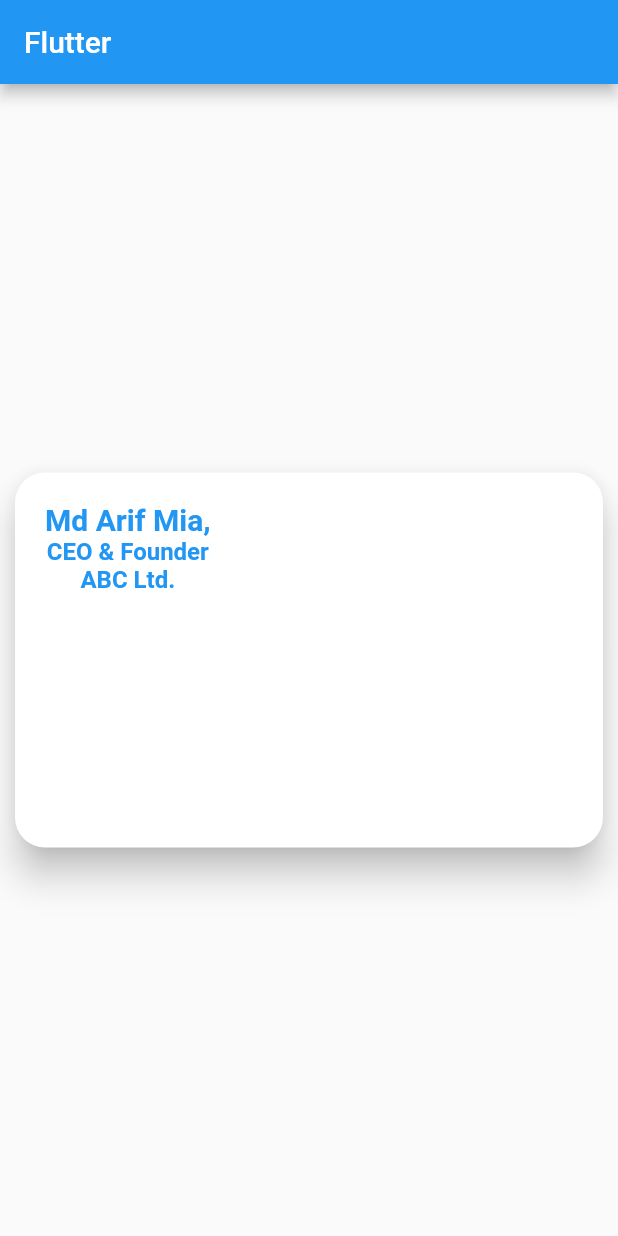
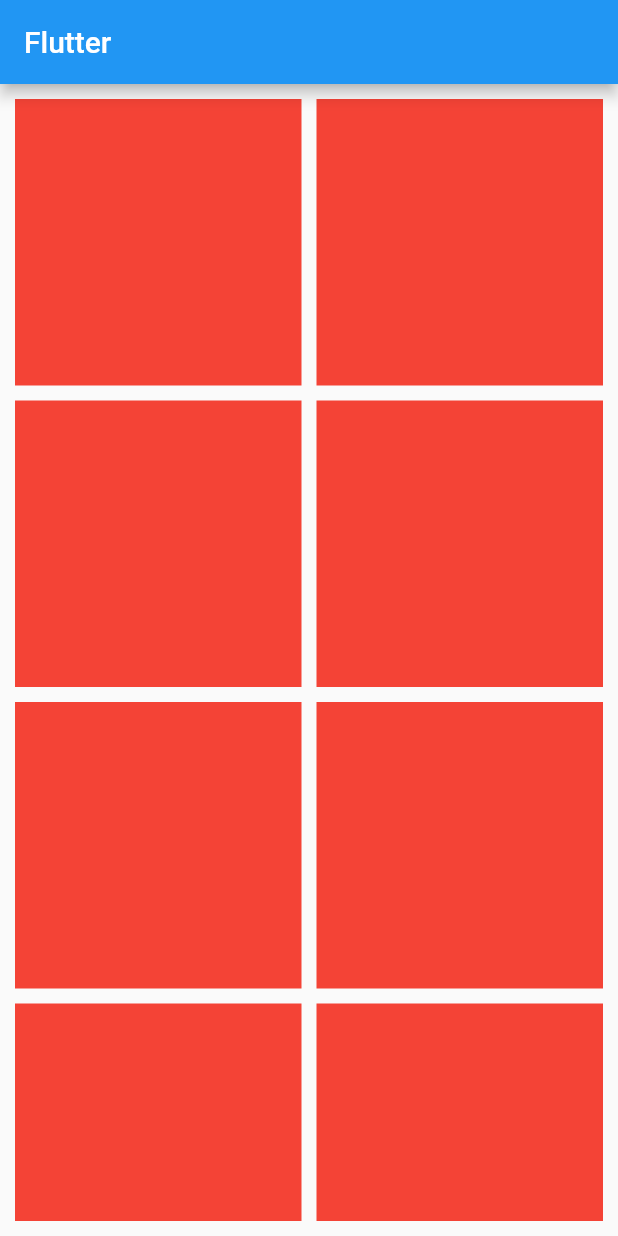
Before and after one commit to arifmia1129/flutter-widget, a Flutter app: the screen it shows after launch, on a phone screen of 412 x 824 dp. Run offline on Flutter 3.47's test engine with Material 2 defaults, Android fonts, the light colour scheme and no system bars; our stand-ins replace liquid_swipe.

Commit message:
gridview widget added

```diff
--- a/lib/main.dart
+++ b/lib/main.dart
@@ -29,44 +29,54 @@ class HomePage extends StatelessWidget {
 
     return Scaffold(
         appBar: AppBar(title: Text("Flutter")),
-        body: Center(
-          child: Card(
-            elevation: 10,
-            shape: RoundedRectangleBorder(
-                borderRadius: BorderRadius.all(Radius.circular(20))),
-            child: Container(
-              height: 250,
-              width: width - 20,
-              alignment: Alignment.topLeft,
-              child: Padding(
-                padding: const EdgeInsets.all(20),
-                child: Column(
-                  children: [
-                    Text(
-                      "Md Arif Mia,",
-                      style: TextStyle(
-                          fontSize: 20,
-                          color: Colors.blue,
-                          fontWeight: FontWeight.bold),
-                    ),
-                    Text(
-                      "CEO & Founder",
-                      style: TextStyle(
-                          fontSize: 16,
-                          color: Colors.blue,
-                          fontWeight: FontWeight.bold),
-                    ),
-                    Text(
-                      "ABC Ltd.",
-                      style: TextStyle(
-                          fontSize: 16,
-                          color: Colors.blue,
-                          fontWeight: FontWeight.bold),
-                    ),
-                  ],
-                ),
+        body: Padding(
+          padding: const EdgeInsets.all(10.0),
+          child: GridView.count(
+            crossAxisCount: 2,
+            mainAxisSpacing: 10,
+            crossAxisSpacing: 10,
+            children: [
+              Container(
+                height: 100,
+                width: 100,
+                color: Colors.red,
               ),
-            ),
+              Container(
+                height: 100,
+                width: 100,
+                color: Colors.red,
+              ),
+              Container(
+                height: 100,
+                width: 100,
+                color: Colors.red,
+              ),
+              Container(
+                height: 100,
+                width: 100,
+                color: Colors.red,
+              ),
+              Container(
+                height: 100,
+                width: 100,
+                color: Colors.red,
+              ),
+              Container(
+                height: 100,
+                width: 100,
+                color: Colors.red,
+              ),
+              Container(
+                height: 100,
+                width: 100,
+                color: Colors.red,
+              ),
+              Container(
+                height: 100,
+                width: 100,
+                color: Colors.red,
+              ),
+            ],
           ),
         ));
   }
```
